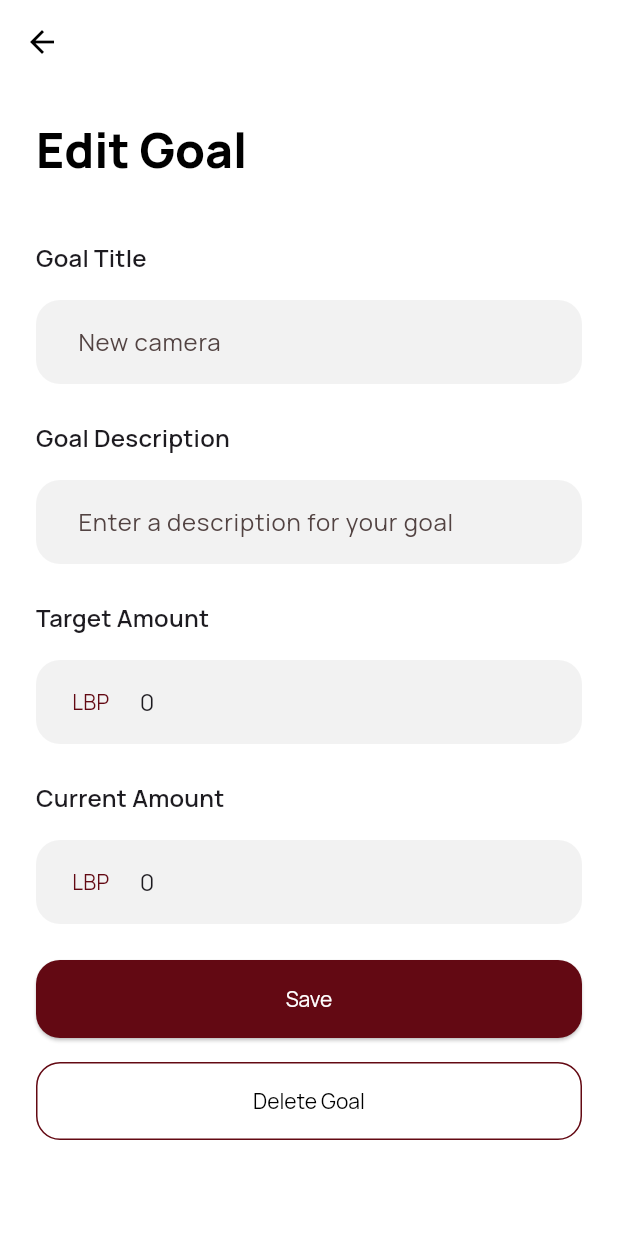
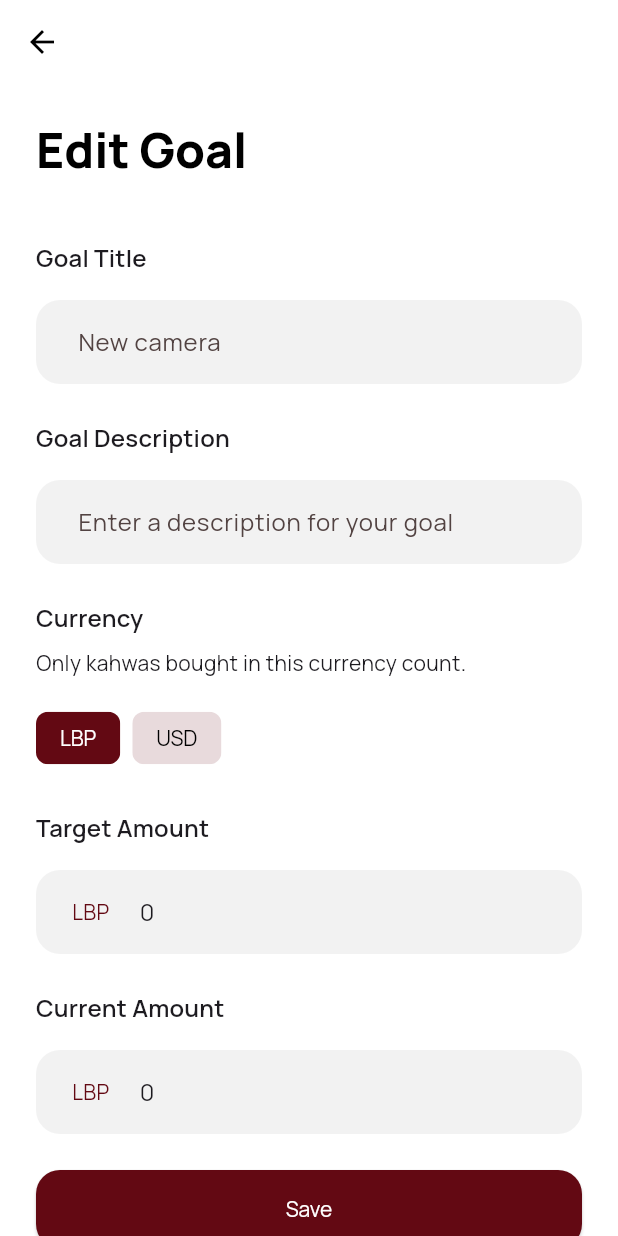
Before and after one commit to georges-ph/kahwa, a Flutter app: the GoalScreen screen opened by its route, on a phone screen of 412 x 824 dp. Run offline on Flutter 3.47's test engine with Material 3 defaults, Android fonts, the phone set to English and light mode, and no system bars; our stand-ins replace cloud_firestore, firebase_auth, firebase_core, firebase_crashlytics, firebase_database, flutter_svg and 5 more; accounts and stored records are empty; generated files the repository leaves out were written again.

Commit message:
Let creators set goals in LBP or USD
Only kahwas bought in the currency of the goal count towards it.

```diff
--- a/lib/data/donation_repository.dart
+++ b/lib/data/donation_repository.dart
@@ -1,7 +1,6 @@
 import 'package:kahwa/data/collections.dart';
 import 'package:kahwa/data/user_repository.dart';
 import 'package:kahwa/models/balance.dart';
-import 'package:kahwa/models/currency.dart';
 import 'package:kahwa/models/donation.dart';
 import 'package:kahwa/models/goal.dart';
 import 'package:kahwa/models/kahwa_prices.dart';
@@ -80,9 +79,9 @@ class DonationRepository {
         creatorBalance.receive(currency, total).toMap(),
       );
 
-      // Goals are tracked in LBP only.
+      // A goal only counts donations made in its own currency.
       final goalData = goalDoc.data();
-      if (currency == Currency.lbp && goalData != null) {
+      if (goalData != null && Goal.fromMap(goalData).currency == currency) {
         final goal = Goal.fromMap(goalData);
         transaction.update(goalRef, {'current': goal.current + total});
       }
--- a/lib/models/goal.dart
+++ b/lib/models/goal.dart
@@ -1,3 +1,5 @@
+import 'package:kahwa/models/currency.dart';
+
 class Goal {
   const Goal({
     required this.id,
@@ -5,6 +7,7 @@ class Goal {
     required this.description,
     required this.target,
     this.current = 0,
+    this.currency = Currency.lbp,
   });
 
   /// Same as the id of the creator who owns the goal.
@@ -13,6 +16,9 @@ class Goal {
   final String description;
   final int current;
   final int target;
+
+  /// Only donations made in this currency count towards the goal.
+  final Currency currency;
 
   double get progress {
     if (target <= 0) return 0;
@@ -26,6 +32,7 @@ class Goal {
       'description': description,
       'current': current,
       'target': target,
+      'currency': currency.name,
     };
   }
 
@@ -36,6 +43,7 @@ class Goal {
       description: map['description'] ?? '',
       current: (map['current'] as num?)?.toInt() ?? 0,
       target: (map['target'] as num?)?.toInt() ?? 0,
+      currency: Currency.fromName(map['currency']),
     );
   }
 }
--- a/lib/screens/goal_screen.dart
+++ b/lib/screens/goal_screen.dart
@@ -28,6 +28,7 @@ class _GoalScreenState extends State<GoalScreen> {
   final _targetController = TextEditingController();
   final _currentController = TextEditingController();
 
+  Currency _currency = Currency.lbp;
   bool _isSaving = false;
   bool _isDeleting = false;
 
@@ -55,6 +56,7 @@ class _GoalScreenState extends State<GoalScreen> {
       _descriptionController.text = goal.description;
       _targetController.text = goal.target.toString();
       _currentController.text = goal.current.toString();
+      _currency = goal.currency;
     }
     return goal;
   }
@@ -87,6 +89,7 @@ class _GoalScreenState extends State<GoalScreen> {
           description: description,
           target: target,
           current: parseAmount(_currentController.text) ?? 0,
+          currency: _currency,
         ),
       );
       if (!mounted) return;
@@ -146,11 +149,29 @@ class _GoalScreenState extends State<GoalScreen> {
                   textCapitalization: TextCapitalization.sentences,
                 ),
                 const SizedBox(height: 24),
+                const SectionTitle('Currency'),
+                const SizedBox(height: 8),
+                const Text('Only kahwas bought in this currency count.'),
+                const SizedBox(height: 16),
+                Wrap(
+                  spacing: 8,
+                  children: [
+                    for (final currency in Currency.values)
+                      ChoiceChip(
+                        label: Text(currency.code),
+                        selected: _currency == currency,
+                        onSelected: (_) {
+                          setState(() => _currency = currency);
+                        },
+                      ),
+                  ],
+                ),
+                const SizedBox(height: 24),
                 InputText(
                   controller: _targetController,
                   title: 'Target Amount',
                   hint: '0',
-                  prefixText: Currency.lbp.code,
+                  prefixText: _currency.code,
                   digitsOnly: true,
                   textInputAction: TextInputAction.next,
                 ),
@@ -159,7 +180,7 @@ class _GoalScreenState extends State<GoalScreen> {
                   controller: _currentController,
                   title: 'Current Amount',
                   hint: '0',
-                  prefixText: Currency.lbp.code,
+                  prefixText: _currency.code,
                   digitsOnly: true,
                   textInputAction: TextInputAction.done,
                 ),
--- a/lib/widgets/goal_card.dart
+++ b/lib/widgets/goal_card.dart
@@ -1,6 +1,5 @@
 import 'package:flutter/material.dart';
 import 'package:kahwa/core/colors.dart';
-import 'package:kahwa/models/currency.dart';
 import 'package:kahwa/models/goal.dart';
 import 'package:kahwa/widgets/page_body.dart';
 
@@ -14,8 +13,8 @@ class GoalCard extends StatelessWidget {
 
   @override
   Widget build(BuildContext context) {
-    final current = Currency.lbp.format(goal.current);
-    final target = Currency.lbp.format(goal.target);
+    final current = goal.currency.format(goal.current);
+    final target = goal.currency.format(goal.target);
 
     return Card(
       child: InkWell(
```
